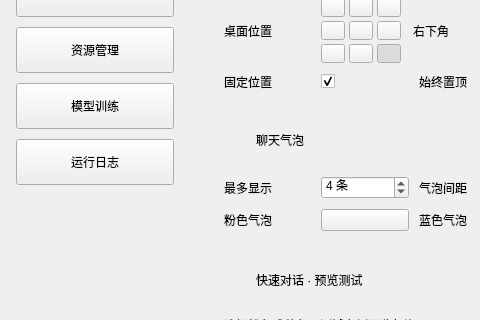
First picture: the form in resources/control_panel/character_control.ui, repository maruyui-dev/TachiTalk, before the edit; both pictures show x 0 to 480 and y 263 to 583 of the 1200 by 920 pixel window.
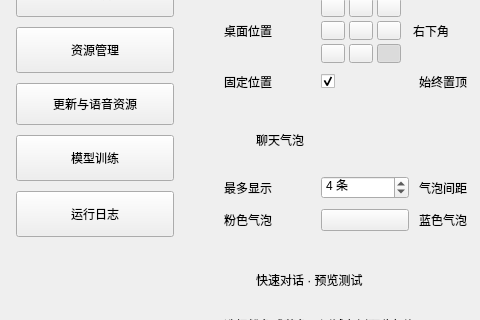
Second picture: the form after the edit.

```diff
--- a/resources/control_panel/character_control.ui
+++ b/resources/control_panel/character_control.ui
@@ -256,6 +256,12 @@
                         </property>
                       </widget>
                     </item>
+                    <item>
+                      <widget class="QPushButton" name="navDelivery">
+                        <property name="text"><string>更新与语音资源</string></property>
+                        <property name="minimumSize"><size><width>0</width><height>42</height></size></property>
+                      </widget>
+                    </item>
                     <item>
                       <widget class="QPushButton" name="navTraining">
                         <property name="text">
```
